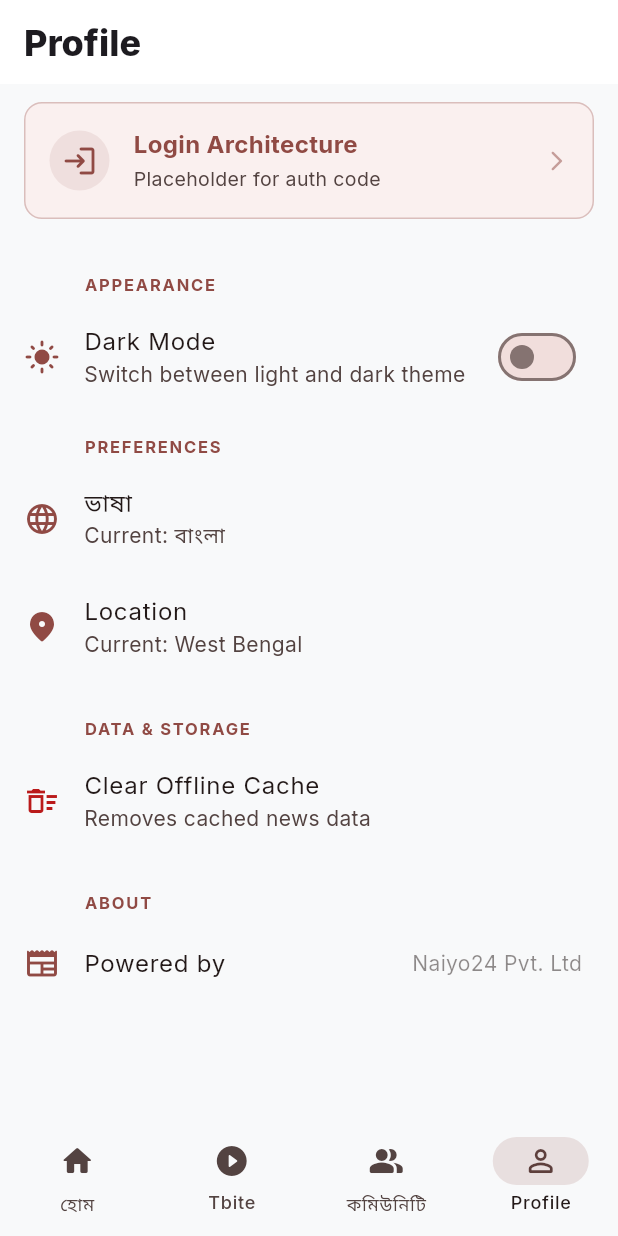
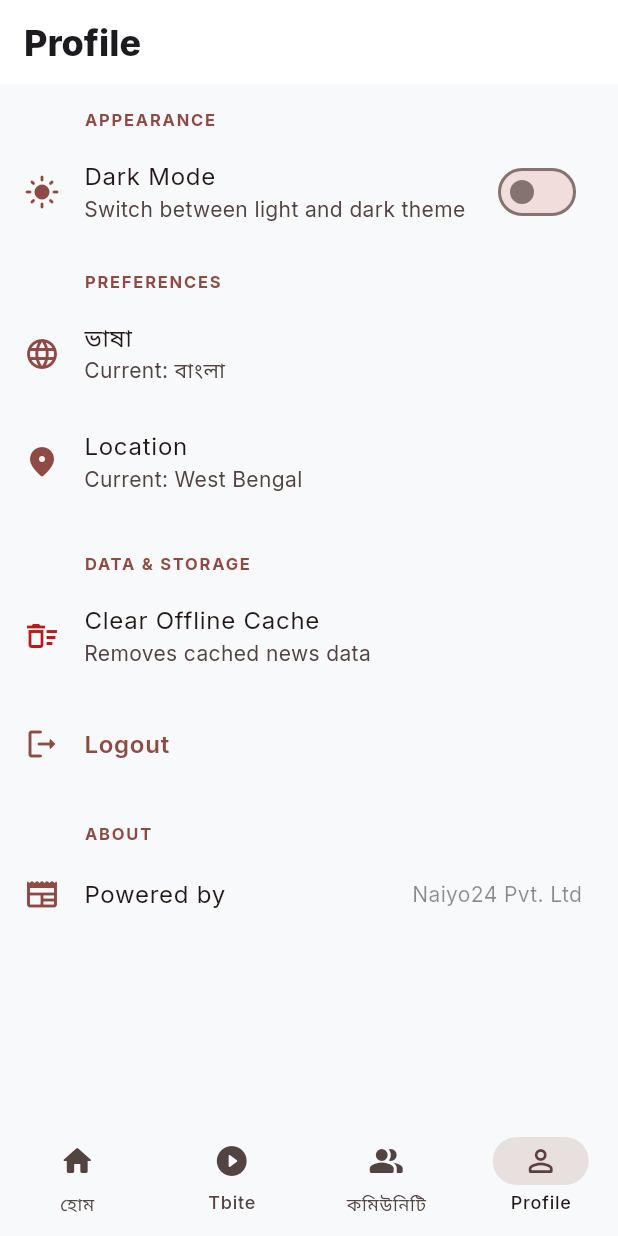
Before and after one commit to naiyo-24/talky_ui-flutter, a Flutter app: the ProfileScreen screen opened by its route, on a phone screen of 412 x 824 dp. Run offline on Flutter 3.47's test engine with Material 3 defaults, Android fonts, the phone set to English and light mode, and no system bars; our stand-ins replace cached_network_image, flutter_animate, flutter_card_swiper, flutter_riverpod, go_router, google_fonts and 5 more; accounts and stored records are empty.

Commit message:
login update

```diff
--- a/lib/core/router/app_router.dart
+++ b/lib/core/router/app_router.dart
@@ -16,6 +16,7 @@ import '../../features/language/presentation/language_screen.dart';
 import '../../features/district/presentation/district_screen.dart';
 import '../../features/profile/presentation/profile_screen.dart';
 import '../../features/settings/presentation/settings_screen.dart';
+import '../../features/auth/presentation/login_screen.dart';
 
 final appRouterProvider = Provider<GoRouter>((ref) {
   return GoRouter(
@@ -41,6 +42,11 @@ final appRouterProvider = Provider<GoRouter>((ref) {
         path: '/district',
         name: 'district',
         builder: (context, state) => const DistrictScreen(),
+      ),
+      GoRoute(
+        path: '/login',
+        name: 'login',
+        builder: (context, state) => const LoginScreen(),
       ),
       StatefulShellRoute.indexedStack(
         builder: (context, state, navigationShell) {
--- a/lib/features/profile/presentation/profile_screen.dart
+++ b/lib/features/profile/presentation/profile_screen.dart
@@ -34,10 +34,7 @@ class ProfileScreen extends ConsumerWidget {
         body: ListView(
           padding: const EdgeInsets.only(bottom: 24),
           children: [
-            // 1. Authentication / Login Placeholder
-            _buildLoginPlaceholder(context),
 
-            const SizedBox(height: 8),
 
             // 2. Appearance Section
             const _SectionHeader(title: 'Appearance'),
@@ -95,6 +92,17 @@ class ProfileScreen extends ConsumerWidget {
             ),
 
             const SizedBox(height: 8),
+
+            // Logout Button
+            ListTile(
+              leading: Icon(Icons.logout_rounded, color: scheme.primary),
+              title: Text('Logout', style: TextStyle(color: scheme.primary, fontWeight: FontWeight.w600)),
+              onTap: () {
+                // TODO: Implement Logout Logic
+              },
+            ),
+
+            const SizedBox(height: 8),
             // 5. About Section
             const _SectionHeader(title: 'About'),
             ListTile(
@@ -110,61 +118,7 @@ class ProfileScreen extends ConsumerWidget {
     );
   }
 
-  Widget _buildLoginPlaceholder(BuildContext context) {
-    final scheme = Theme.of(context).colorScheme;
 
-    return Padding(
-      padding: const EdgeInsets.symmetric(horizontal: 16.0, vertical: 12.0),
-      child: Container(
-        padding: const EdgeInsets.symmetric(horizontal: 16.0, vertical: 16.0),
-        decoration: BoxDecoration(
-          color: scheme.primaryContainer.withValues(alpha: 0.3),
-          borderRadius: BorderRadius.circular(12),
-          border: Border.all(
-            color: scheme.primary.withValues(alpha: 0.3),
-            style: BorderStyle.solid,
-          ),
-        ),
-        child: Row(
-          children: [
-            Container(
-              padding: const EdgeInsets.all(8),
-              decoration: BoxDecoration(
-                color: scheme.primary.withValues(alpha: 0.1),
-                shape: BoxShape.circle,
-              ),
-              child: Icon(Icons.login_rounded, size: 24, color: scheme.primary),
-            ),
-            const SizedBox(width: 16),
-            Expanded(
-              child: Column(
-                crossAxisAlignment: CrossAxisAlignment.start,
-                children: [
-                  Text(
-                    'Login Architecture',
-                    style: TextStyle(
-                      fontSize: 16,
-                      fontWeight: FontWeight.bold,
-                      color: scheme.primary,
-                    ),
-                  ),
-                  const SizedBox(height: 2),
-                  Text(
-                    'Placeholder for auth code',
-                    style: TextStyle(
-                      fontSize: 13,
-                      color: scheme.onSurfaceVariant,
-                    ),
-                  ),
-                ],
-              ),
-            ),
-            Icon(Icons.arrow_forward_ios_rounded, size: 16, color: scheme.primary.withValues(alpha: 0.5)),
-          ],
-        ),
-      ),
-    );
-  }
 }
 
 class _SectionHeader extends StatelessWidget {
```
Also changed, not shown: lib/features/auth/presentation/login_screen.dart (added, +173 -0 lines).
